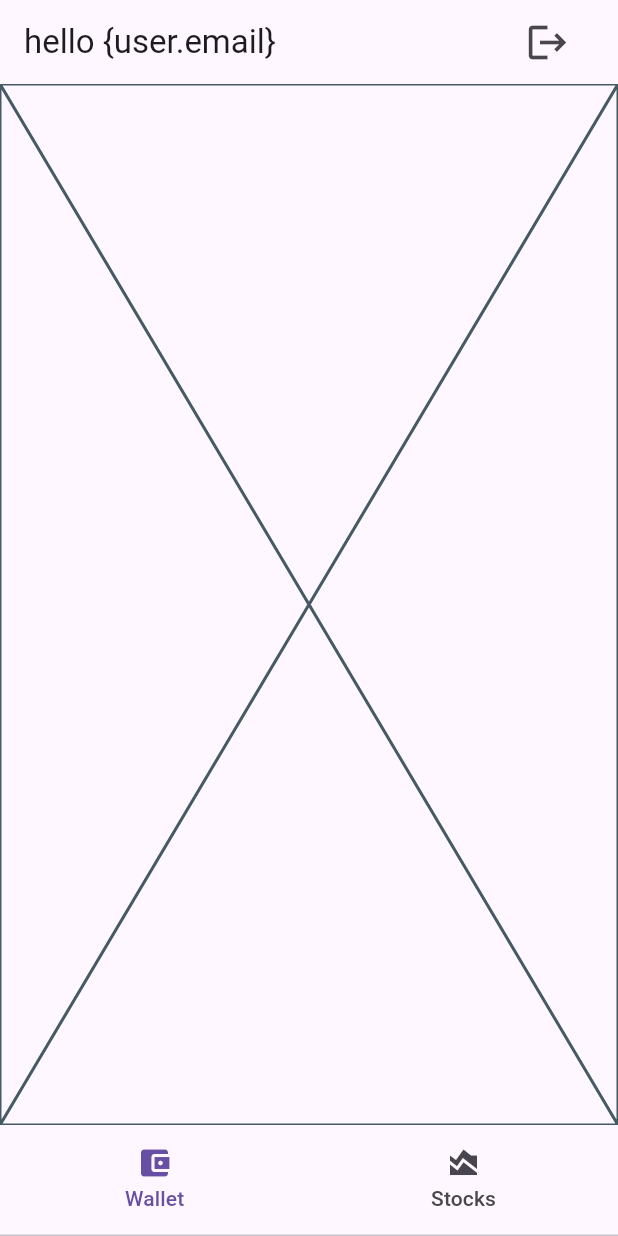
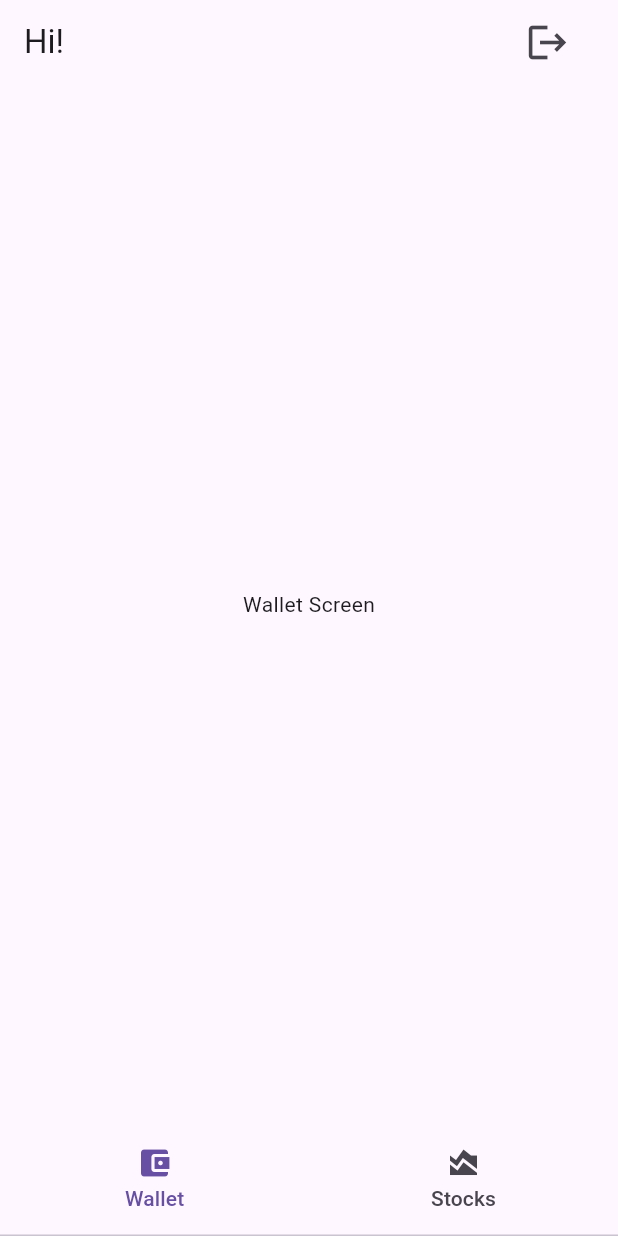
Before and after one commit to cenk-idris/stock_market, a Flutter app: the screen it shows once a user with an empty profile is signed in, on a phone screen of 412 x 824 dp. Run offline on Flutter 3.47's test engine with Material 3 defaults, Android fonts, the phone set to English and light mode, and no system bars; our stand-ins replace cloud_firestore, firebase_auth, firebase_core, flutter_bloc; missing offline and left inert: firebase_ui_auth; accounts and stored records are empty.

Commit message:
Add stocks_screen.dart and wallet_screen.dart

```diff
--- a/analysis_options.yaml
+++ b/analysis_options.yaml
@@ -21,6 +21,9 @@ linter:
   # `// ignore_for_file: name_of_lint` syntax on the line or in the file
   # producing the lint.
   rules:
+    prefer_const_declarations: false
+    prefer_const_constructors: false
+    prefer_const_literals_to_create_immutables: false
     # avoid_print: false  # Uncomment to disable the `avoid_print` rule
     # prefer_single_quotes: true  # Uncomment to enable the `prefer_single_quotes` rule
 
--- a/lib/screens/auth_gate.dart
+++ b/lib/screens/auth_gate.dart
@@ -15,7 +15,7 @@ class AuthGate extends StatelessWidget {
       child: BlocBuilder<AuthBloc, AuthenticationState>(
         builder: (context, state) {
           if (state is Authenticated) {
-            return HomeScreen();
+            return HomeScreen(user: state.user);
           } else if (state is Unauthenticated) {
             return SignInScreen(
               providers: [EmailAuthProvider()],
--- a/lib/screens/home_screen.dart
+++ b/lib/screens/home_screen.dart
@@ -1,10 +1,14 @@
+import 'package:firebase_auth/firebase_auth.dart';
 import 'package:flutter/material.dart';
 import 'package:flutter_bloc/flutter_bloc.dart';
+import 'package:stock_market/screens/stocks_screen.dart';
+import 'package:stock_market/screens/wallet_screen.dart';
 
 import '../blocs/auth_cubit.dart';
 
 class HomeScreen extends StatelessWidget {
-  const HomeScreen({super.key});
+  final User user;
+  const HomeScreen({super.key, required this.user});
 
   @override
   Widget build(BuildContext context) {
@@ -12,7 +16,7 @@ class HomeScreen extends StatelessWidget {
         length: 2,
         child: Scaffold(
           appBar: AppBar(
-            title: Text('hello {user.email}'),
+            title: Text('Hi! ${user.email}'),
             actions: [
               InkWell(
                 onTap: () {
@@ -32,8 +36,8 @@ class HomeScreen extends StatelessWidget {
           body: SafeArea(
             child: TabBarView(
               children: [
-                Placeholder(),
-                Placeholder(),
+                WalletScreen(),
+                StocksScreen(),
               ],
             ),
           ),
--- /dev/null
+++ b/lib/screens/wallet_screen.dart
@@ -0,0 +1,14 @@
+import 'package:flutter/material.dart';
+
+class WalletScreen extends StatelessWidget {
+  const WalletScreen({super.key});
+
+  @override
+  Widget build(BuildContext context) {
+    return Scaffold(
+      body: Center(
+        child: Text('Wallet Screen'),
+      ),
+    );
+  }
+}
```
Also changed, not shown: lib/screens/stocks_screen.dart (added, +14 -0 lines).
